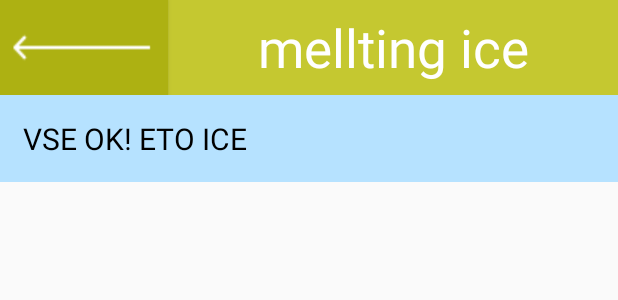
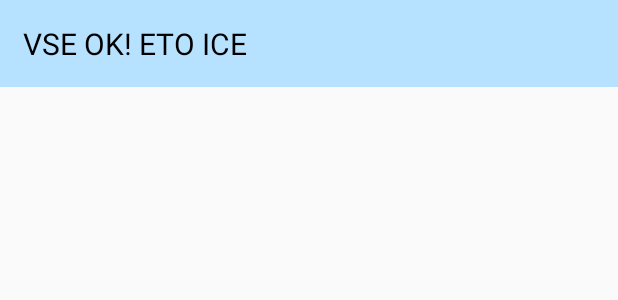
Before and after one commit to Urpanium/IceSaver, an Android app: the layout add_ice_activity.xml on its own in the app's theme, with its tools: preview values and no code run, on a phone screen of 412 x 824 dp. Shown: the top 300 px of the screen. Run offline under Robolectric (Android 15) with nearby library versions, the phone set to English and light mode, and no system bars.

```diff
--- a/app/src/main/AndroidManifest.xml
+++ b/app/src/main/AndroidManifest.xml
@@ -41,12 +41,13 @@
 
         <activity
             android:name=".AddIce"
-            android:theme="@style/AddInformation">
+            android:theme="@style/AppTheme">
+
         </activity>
 
         <activity
             android:name=".AddPenguin"
-            android:theme="@style/AddInformation">
+            android:theme="@style/AppTheme">
         </activity>
 
 
--- a/app/src/main/java/com/tuc/icesaver/MainActivity.java
+++ b/app/src/main/java/com/tuc/icesaver/MainActivity.java
@@ -134,4 +134,7 @@ public class MainActivity extends AppCompatActivity {
         Intent intent = new Intent(this, AddPenguin.class);
         startActivity(intent);
     }
+
+
+
 }
--- a/app/src/main/res/layout/add_ice_activity.xml
+++ b/app/src/main/res/layout/add_ice_activity.xml
@@ -14,31 +14,6 @@
             android:layout_height="match_parent"
             android:orientation="vertical">
 
-            <LinearLayout
-                android:layout_width="match_parent"
-                android:layout_height="wrap_content"
-                android:orientation="horizontal">
-
-                <Button
-                    android:layout_width="wrap_content"
-                    android:layout_height="match_parent"
-
-                    android:onClick="backToMain"
-                    android:background="@drawable/add_back_button"
-                    />
-
-                <TextView
-                    android:layout_width="match_parent"
-                    android:layout_height="match_parent"
-
-                    android:text="@string/add_ice_title"
-                    android:textColor="@color/white"
-                    android:textSize="35sp"
-
-                    android:gravity="center"
-                    android:background="@drawable/add_title_background"
-                    />
-            </LinearLayout>
 
             <TextView
                 android:layout_width="match_parent"
--- a/app/src/main/res/values/styles.xml
+++ b/app/src/main/res/values/styles.xml
@@ -1,9 +1,10 @@
 <resources>
-    <style name="AppTheme" parent="Theme.AppCompat.Light">
+    <style name="AppTheme" parent="Theme.AppCompat.Light.DarkActionBar">
         <item name="colorPrimary">@color/primary</item>
         <item name="colorPrimaryDark">@color/primaryDark</item>
         <item name="colorAccent">@color/accent</item>
         <item name="actionBarStyle">@style/AppActionBarStyle</item>
+
     </style>
 
     <style name="AppActionBarStyle" parent="@style/Widget.AppCompat.ActionBar.Solid">
```
Also changed, not shown: app/src/main/java/com/tuc/icesaver/AddIce.java (+18 -1 lines), app/src/main/java/com/tuc/icesaver/AddPenguin.java (+22 -1 lines), app/src/main/res/layout/add_penguin_activity.xml (+0 -26 lines), app/src/main/res/layout/main_activity.xml (+17 -27 lines).
